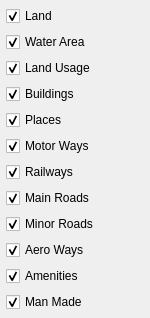
First picture: the form in hmiios2014/mapFilter.ui, repository jiangfeng79/q3dmmi, before the edit.
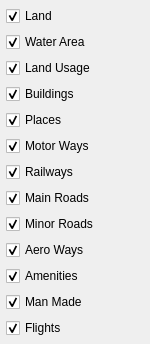
Second picture: the form after the edit.

Commit message: ai vibes: refactor layer parsing; add realtime flight info near changi airport

Diff of the .ui file:
```diff
--- a/hmiios2014/mapFilter.ui
+++ b/hmiios2014/mapFilter.ui
@@ -191,6 +191,19 @@
      </property>
     </widget>
    </item>
+   <item>
+    <widget class="QCheckBox" name="checkBoxFlights">
+     <property name="text">
+      <string>Flights</string>
+     </property>
+     <property name="checked">
+      <bool>true</bool>
+     </property>
+     <property name="tristate">
+      <bool>true</bool>
+     </property>
+    </widget>
+   </item>
    <item>
     <spacer name="verticalSpacer">
      <property name="orientation">
```
The commit also changes 9 other files.
